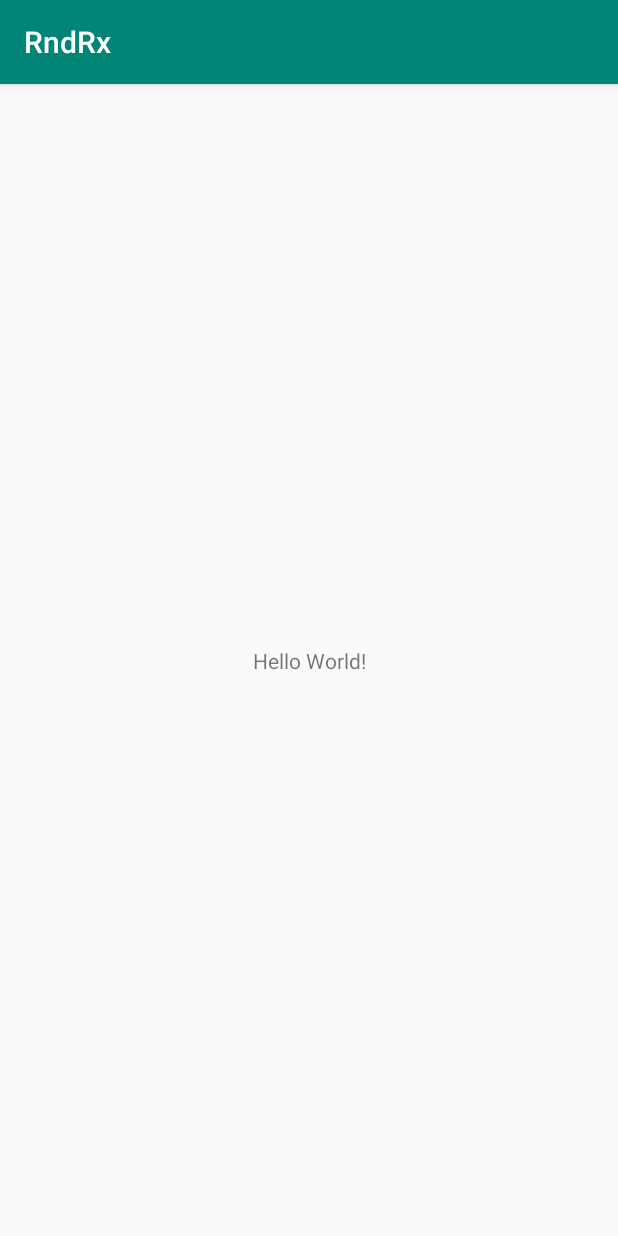
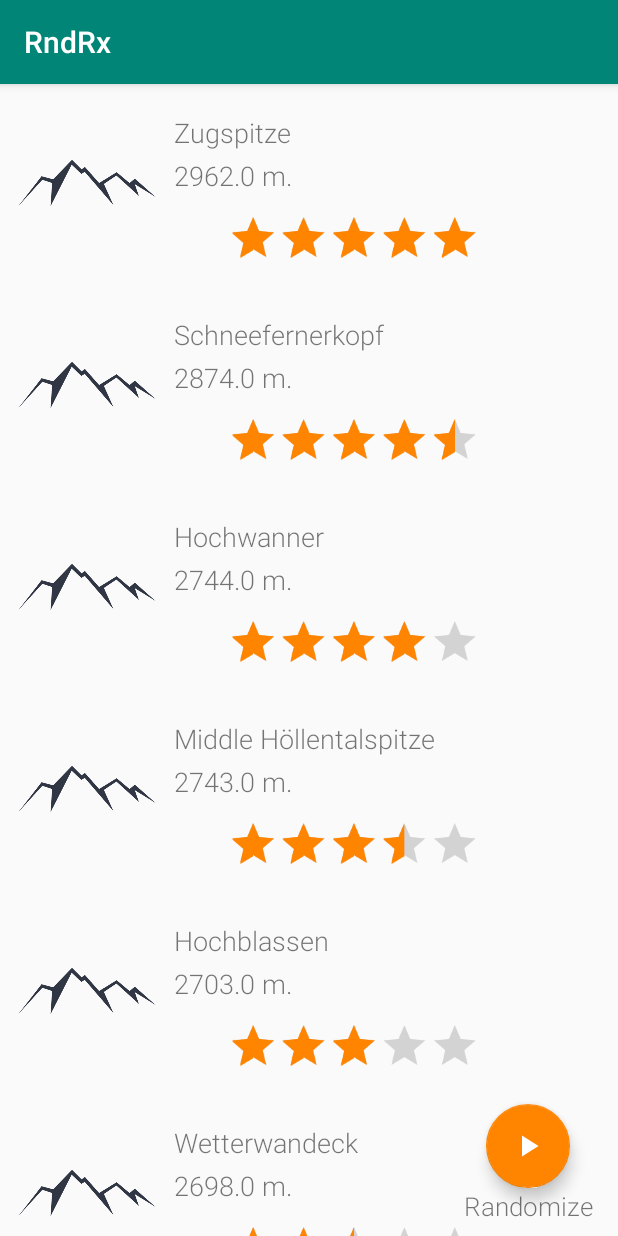
Before and after one commit to cdiamon/RndRx, an Android app: the screen it shows after launch (RatingListActivity), on a phone screen of 412 x 824 dp. Run offline under Robolectric (Android 15) with nearby library versions, the phone set to English and light mode, and no system bars; our stand-ins replace Dagger/Hilt's generated code, Room's generated code, RxJava; pictures from the network do not load.

Commit message:
data fill

```diff
--- a/app/src/main/AndroidManifest.xml
+++ b/app/src/main/AndroidManifest.xml
@@ -3,6 +3,8 @@
           package="com.padmitriy.android.rndrx">
 
     <uses-permission android:name="android.permission.ACCESS_NETWORK_STATE"/>
+    <uses-permission android:name="android.permission.INTERNET"/>
+
     <application
             android:allowBackup="true"
             android:name=".RndRxApplication"
--- a/app/src/main/java/com/padmitriy/android/rndrx/model/Summit.kt
+++ b/app/src/main/java/com/padmitriy/android/rndrx/model/Summit.kt
@@ -7,7 +7,7 @@ import android.arch.persistence.room.PrimaryKey
 data class Summit(
     val name: String,
     val height: Float,
-    val rating: Float,
+    var rating: Float,
     val picture: String
 ) {
     @PrimaryKey(autoGenerate = true)
--- /dev/null
+++ b/app/src/main/java/com/padmitriy/android/rndrx/util/HardcodedData.kt
@@ -0,0 +1,88 @@
+package com.padmitriy.android.rndrx.util
+
+import com.padmitriy.android.rndrx.model.Summit
+
+fun generateNewSummitList(): ArrayList<Summit> {
+    return ArrayList<Summit>().apply {
+        add(
+            Summit(
+                "Zugspitze",
+                2962.0f,
+                5.0f,
+                "https://upload.wikimedia.org/wikipedia/commons/thumb/7/7e/Zugspitze_2.JPG/270px-Zugspitze_2.JPG"
+            )
+        )
+        add(
+            Summit(
+                "Schneefernerkopf",
+                2874.0f,
+                4.5f,
+                "https://upload.wikimedia.org/wikipedia/commons/thumb/1/1c/Zugspitze-Schneefernerkpf1.jpg/270px-Zugspitze-Schneefernerkpf1.jpg"
+            )
+        )
+        add(
+            Summit(
+                "Hochwanner",
+                2744.0f,
+                4.0f,
+                "https://upload.wikimedia.org/wikipedia/commons/thumb/5/5a/Hochwanner_von_S_HQ.jpg/270px-Hochwanner_von_S_HQ.jpg"
+            )
+        )
+        add(
+            Summit(
+                "Middle Höllentalspitze",
+                2743.0f,
+                3.5f,
+                "https://upload.wikimedia.org/wikipedia/commons/thumb/c/c1/Hoellentalspitzen.jpg/270px-Hoellentalspitzen.jpg"
+            )
+        )
+        add(
+            Summit(
+                "Hochblassen",
+                2703.0f,
+                3.0f,
+                "https://upload.wikimedia.org/wikipedia/commons/thumb/3/31/Hochblassen_Zusteig_Meilerhuette_20141004.jpg/270px-Hochblassen_Zusteig_Meilerhuette_20141004.jpg"
+            )
+        )
+        add(
+            Summit(
+                "Wetterwandeck",
+                2698.0f,
+                2.5f,
+                "https://upload.wikimedia.org/wikipedia/commons/thumb/1/1c/Zugspitze-Schneefernerkpf1.jpg/270px-Zugspitze-Schneefernerkpf1.jpg"
+            )
+        )
+        add(
+            Summit(
+                "Leutascher Dreitorspitze",
+                2682.0f,
+                2.0f,
+                "https://upload.wikimedia.org/wikipedia/commons/thumb/0/00/Partenkirchner_Dreitorspitze_von_S_aus_dem_Leutascher_Platt_HQ.jpg/270px-Partenkirchner_Dreitorspitze_von_S_aus_dem_Leutascher_Platt_HQ.jpg"
+            )
+        )
+        add(
+            Summit(
+                "Eastern Plattspitze",
+                2680.0f,
+                1.5f,
+                "https://upload.wikimedia.org/wikipedia/commons/thumb/a/aa/Plattspitze_NE.JPG/270px-Plattspitze_NE.JPG"
+            )
+        )
+        add(
+            Summit(
+                "Mädelegabel",
+                2645.0f,
+                1.0f,
+                "https://upload.wikimedia.org/wikipedia/commons/thumb/5/5e/Maedelegabele_Schwarzmilzferner_2009.JPG/270px-Maedelegabele_Schwarzmilzferner_2009.JPG"
+            )
+        )
+        add(
+            Summit(
+                "Großer Hundstod",
+                2593.0f,
+                0.5f,
+                "https://upload.wikimedia.org/wikipedia/commons/thumb/b/b5/Grosser_Hundstod.jpg/270px-Grosser_Hundstod.jpg"
+            )
+        )
+    }
+}
--- /dev/null
+++ b/app/src/main/java/com/padmitriy/android/rndrx/util/MyAppGlideModule.kt
@@ -0,0 +1,9 @@
+package com.padmitriy.android.rndrx.util
+
+import com.bumptech.glide.annotation.GlideModule
+import com.bumptech.glide.module.AppGlideModule
+
+
+// new since Glide v4
+@GlideModule
+class MyAppGlideModule : AppGlideModule()
--- a/app/src/main/java/com/padmitriy/android/rndrx/view/RatingListActivity.kt
+++ b/app/src/main/java/com/padmitriy/android/rndrx/view/RatingListActivity.kt
@@ -1,23 +1,44 @@
 package com.padmitriy.android.rndrx.view
 
 import android.os.Bundle
+import android.support.v7.widget.LinearLayoutManager
 import com.padmitriy.android.rndrx.R
 import com.padmitriy.android.rndrx.RndRxApplication
+import com.padmitriy.android.rndrx.model.Summit
 import com.padmitriy.android.rndrx.mvp.BaseActivity
+import kotlinx.android.synthetic.main.activity_rating_list.*
 import javax.inject.Inject
 
-class RatingListActivity : BaseActivity(), RatingListView {
+class RatingListActivity : BaseActivity(), RatingListView, SummitListAdapter.SummitListener {
 
     @Inject
     lateinit var ratingListPresenter: RatingListPresenter
+
+    private val adapter: SummitListAdapter by lazy { SummitListAdapter(this) }
 
     override fun onCreate(savedInstanceState: Bundle?) {
         super.onCreate(savedInstanceState)
         RndRxApplication.appComponent.inject(this)
         setContentView(R.layout.activity_rating_list)
 
+        summitRecycler.layoutManager = LinearLayoutManager(this)
+        summitRecycler.adapter = adapter
+
         ratingListPresenter.attachView(this)
+
+        ratingListPresenter.getSummitsList()
     }
 
+    override fun showSummits(list: List<Summit>) {
+        adapter.setSummits(list)
+    }
 
+    override fun onRatingChanged(summit: Summit) {
+        ratingListPresenter.changeSummitRating(summit)
+    }
+
+    override fun onDestroy() {
+        super.onDestroy()
+        ratingListPresenter.dropView()
+    }
 }
--- a/app/src/main/java/com/padmitriy/android/rndrx/view/RatingListPresenter.kt
+++ b/app/src/main/java/com/padmitriy/android/rndrx/view/RatingListPresenter.kt
@@ -1,13 +1,56 @@
 package com.padmitriy.android.rndrx.view
 
-import com.padmitriy.android.rndrx.di.DatabaseModule
+import com.padmitriy.android.rndrx.R
+import com.padmitriy.android.rndrx.db.dao.SummitsDao
+import com.padmitriy.android.rndrx.model.Summit
 import com.padmitriy.android.rndrx.mvp.BasePresenter
+import com.padmitriy.android.rndrx.util.generateNewSummitList
+import io.reactivex.Observable
+import io.reactivex.android.schedulers.AndroidSchedulers
+import io.reactivex.schedulers.Schedulers
 import javax.inject.Inject
 
-class RatingListPresenter : BasePresenter<RatingListView>() {
+class RatingListPresenter @Inject constructor(private val summitsDao: SummitsDao) :
+    BasePresenter<RatingListView>() {
 
-    @Inject
-    lateinit var databaseModule: DatabaseModule
+    fun getSummitsList() {
 
+        unsubscribeOnDrop(summitsDao.getAllsummits()
+            .subscribeOn(Schedulers.io())
+            .observeOn(AndroidSchedulers.mainThread())
+            .doOnNext { list ->
+                if (list.isEmpty()) {
+                    // filling db with data at first start
+                    fillSummitList()
+                } else {
+                    view.showSummits(list)
+                }
+            }
+            .doOnError { throwable ->
+                throwable.printStackTrace()
+                view.showMessage(R.string.error_message)
+            }
+            .subscribe())
+
+    }
+
+    /**
+     * filling db with data at first start
+     */
+    private fun fillSummitList() {
+        unsubscribeOnDrop(
+            Observable.fromCallable { summitsDao.insertSummitsList(generateNewSummitList()) }
+                .subscribeOn(Schedulers.io())
+                .observeOn(AndroidSchedulers.mainThread())
+                .subscribe()
+        )
+    }
+
+    fun changeSummitRating(summit: Summit) {
+        unsubscribeOnDrop(Observable.fromCallable { summitsDao.updateSummit(summit) }
+            .subscribeOn(Schedulers.io())
+            .observeOn(AndroidSchedulers.mainThread())
+            .subscribe())
+    }
 
 }
--- a/app/src/main/java/com/padmitriy/android/rndrx/view/RatingListView.kt
+++ b/app/src/main/java/com/padmitriy/android/rndrx/view/RatingListView.kt
@@ -1,6 +1,8 @@
 package com.padmitriy.android.rndrx.view
 
+import com.padmitriy.android.rndrx.model.Summit
 import com.padmitriy.android.rndrx.mvp.BaseView
 
 interface RatingListView : BaseView {
+    fun showSummits(list: List<Summit>)
 }
--- /dev/null
+++ b/app/src/main/java/com/padmitriy/android/rndrx/view/SummitListAdapter.kt
@@ -0,0 +1,70 @@
+package com.padmitriy.android.rndrx.view
+
+import android.content.Context
+import android.support.v7.widget.RecyclerView
+import android.view.LayoutInflater
+import android.view.View
+import android.view.ViewGroup
+import com.bumptech.glide.request.RequestOptions
+import com.padmitriy.android.rndrx.R
+import com.padmitriy.android.rndrx.model.Summit
+import com.padmitriy.android.rndrx.util.GlideApp
+import kotlinx.android.extensions.LayoutContainer
+import kotlinx.android.synthetic.main.item_summit.view.*
+import java.util.*
+
+class SummitListAdapter(val summitListener: SummitListener) :
+    RecyclerView.Adapter<SummitListAdapter.SummitViewHolder>() {
+
+    private var summits: List<Summit> = Collections.emptyList()
+
+    override fun onCreateViewHolder(parent: ViewGroup, viewType: Int): SummitViewHolder {
+        val view = LayoutInflater.from(parent.context).inflate(R.layout.item_summit, parent, false)
+
+        return SummitViewHolder(view)
+    }
+
+    override fun onBindViewHolder(holder: SummitViewHolder, position: Int) {
+        holder.init(summits[position])
+    }
+
+    fun setSummits(summits: List<Summit>) {
+        this.summits = summits
+        notifyDataSetChanged()
+    }
+
+    override fun getItemCount() = summits.size
+
+    inner class SummitViewHolder(override val containerView: View) : RecyclerView.ViewHolder(containerView),
+        LayoutContainer {
+
+        private val context: Context = containerView.context
+
+        fun init(summit: Summit) {
+            with(containerView) {
+
+
+                GlideApp.with(this)
+                    .load(summit.picture)
+                    .error(resources.getDrawable(R.drawable.mountain_default))
+                    .apply(RequestOptions.circleCropTransform())
+                    .into(summitImage)
+
+                summitName.text = summit.name
+
+                summitHeight.text = "${summit.height} m."
+
+                summitRating.rating = summit.rating
+
+                summitRating.setOnRatingBarChangeListener { ratingBar, rating, fromUser ->
+                    summit.rating = rating
+                    summitListener.onRatingChanged(summit)
+                }
+            }
+        }
+    }
+
+    interface SummitListener {
+        fun onRatingChanged(summitId: Summit)
+    }
+}
--- /dev/null
+++ b/app/src/main/res/drawable/ic_play_arrow_fab.xml
@@ -0,0 +1,9 @@
+<vector xmlns:android="http://schemas.android.com/apk/res/android"
+        android:width="24dp"
+        android:height="24dp"
+        android:viewportWidth="24.0"
+        android:viewportHeight="24.0">
+    <path
+            android:fillColor="#fff"
+            android:pathData="M8,5v14l11,-7z"/>
+</vector>
--- /dev/null
+++ b/app/src/main/res/drawable/ic_stop_fab.xml
@@ -0,0 +1,9 @@
+<vector xmlns:android="http://schemas.android.com/apk/res/android"
+        android:width="24dp"
+        android:height="24dp"
+        android:viewportWidth="24.0"
+        android:viewportHeight="24.0">
+    <path
+            android:fillColor="#fff"
+            android:pathData="M6,6h12v12H6z"/>
+</vector>
--- a/app/src/main/res/layout/activity_rating_list.xml
+++ b/app/src/main/res/layout/activity_rating_list.xml
@@ -7,13 +7,31 @@
         android:layout_height="match_parent"
         tools:context=".view.RatingListActivity">
 
+    <android.support.v7.widget.RecyclerView
+            android:id="@+id/summitRecycler"
+            android:layout_width="match_parent"
+            android:layout_height="match_parent"
+            app:layout_constraintLeft_toLeftOf="parent"
+            app:layout_constraintTop_toTopOf="parent"/>
+
+    <android.support.design.widget.FloatingActionButton
+            android:layout_width="wrap_content"
+            app:layout_constraintEnd_toEndOf="parent"
+            android:id="@+id/fab"
+            android:src="@drawable/ic_play_arrow_fab"
+            app:layout_constraintBottom_toBottomOf="parent"
+            android:layout_margin="32dp"
+            android:layout_height="wrap_content"/>
+
     <TextView
+            android:id="@+id/fabText"
             android:layout_width="wrap_content"
             android:layout_height="wrap_content"
-            android:text="Hello World!"
-            app:layout_constraintBottom_toBottomOf="parent"
-            app:layout_constraintLeft_toLeftOf="parent"
-            app:layout_constraintRight_toRightOf="parent"
-            app:layout_constraintTop_toTopOf="parent"/>
+            android:textSize="17sp"
+            android:fontFamily="sans-serif-light"
+            app:layout_constraintTop_toBottomOf="@+id/fab"
+            app:layout_constraintStart_toStartOf="@id/fab"
+            app:layout_constraintEnd_toEndOf="@id/fab"
+            android:text="@string/randomize"/>
 
 </android.support.constraint.ConstraintLayout>
--- /dev/null
+++ b/app/src/main/res/layout/item_summit.xml
@@ -0,0 +1,47 @@
+<?xml version="1.0" encoding="utf-8"?>
+<android.support.constraint.ConstraintLayout xmlns:android="http://schemas.android.com/apk/res/android"
+                                             xmlns:app="http://schemas.android.com/apk/res-auto"
+                                             xmlns:tools="http://schemas.android.com/tools"
+                                             android:layout_marginTop="16dp"
+                                             android:layout_width="match_parent"
+                                             android:layout_height="wrap_content">
+
+    <ImageView android:layout_width="100dp" android:layout_height="100dp"
+               app:layout_constraintTop_toTopOf="parent"
+               android:layout_marginStart="8dp"
+               android:id="@+id/summitImage"
+               tools:src="@drawable/mountain_default"
+               app:layout_constraintStart_toStartOf="parent"/>
+
+    <TextView android:layout_width="wrap_content" android:layout_height="wrap_content"
+              android:layout_marginStart="8dp"
+              tools:text="North South Everest"
+              android:id="@+id/summitName"
+              android:layout_marginTop="4dp"
+              android:textSize="18sp"
+              app:layout_constraintStart_toEndOf="@id/summitImage"
+              app:layout_constraintTop_toTopOf="parent"
+              android:fontFamily="sans-serif-light"/>
+
+    <TextView android:layout_width="wrap_content" android:layout_height="wrap_content"
+              tools:text="2845 m"
+              android:id="@+id/summitHeight"
+              android:textSize="18sp"
+              app:layout_constraintStart_toEndOf="@id/summitImage"
+              android:layout_marginTop="4dp"
+              android:layout_marginStart="8dp"
+              app:layout_constraintTop_toBottomOf="@id/summitName"
+              android:fontFamily="sans-serif-light"/>
+
+    <RatingBar android:layout_width="wrap_content"
+               android:id="@+id/summitRating" android:layout_height="wrap_content"
+               app:layout_constraintTop_toBottomOf="@id/summitHeight"
+               android:layout_marginTop="4dp"
+               android:scaleX="0.7"
+               android:scaleY="0.7"
+               android:layout_marginStart="8dp"
+               tools:rating="3.7"
+               app:layout_constraintStart_toEndOf="@id/summitImage"/>
+
+
+</android.support.constraint.ConstraintLayout>
--- a/app/src/main/res/values/colors.xml
+++ b/app/src/main/res/values/colors.xml
@@ -2,5 +2,5 @@
 <resources>
     <color name="colorPrimary">#008577</color>
     <color name="colorPrimaryDark">#00574B</color>
-    <color name="colorAccent">#D81B60</color>
+    <color name="colorAccent">#ff8400</color>
 </resources>
--- a/app/src/main/res/values/strings.xml
+++ b/app/src/main/res/values/strings.xml
@@ -1,3 +1,5 @@
 <resources>
     <string name="app_name">RndRx</string>
+    <string name="error_message">something gone wrong</string>
+    <string name="randomize">Randomize</string>
 </resources>
```
Also changed, not shown: app/build.gradle (+9 -2 lines), app/src/main/res/drawable/mountain_default.png (added).
